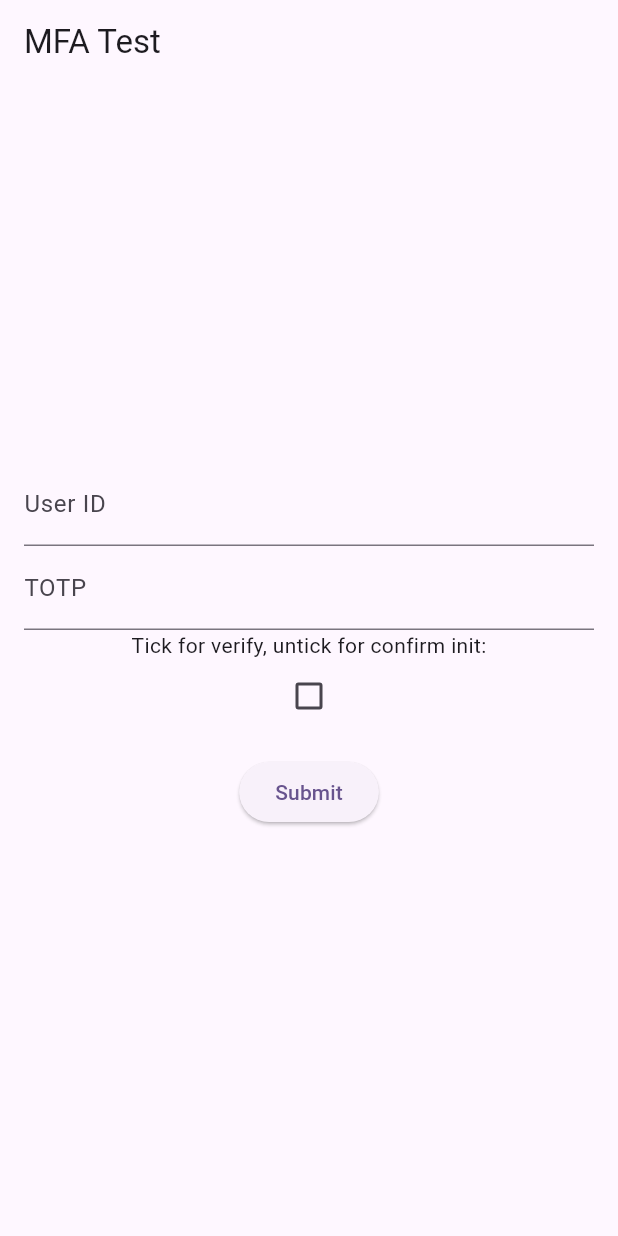
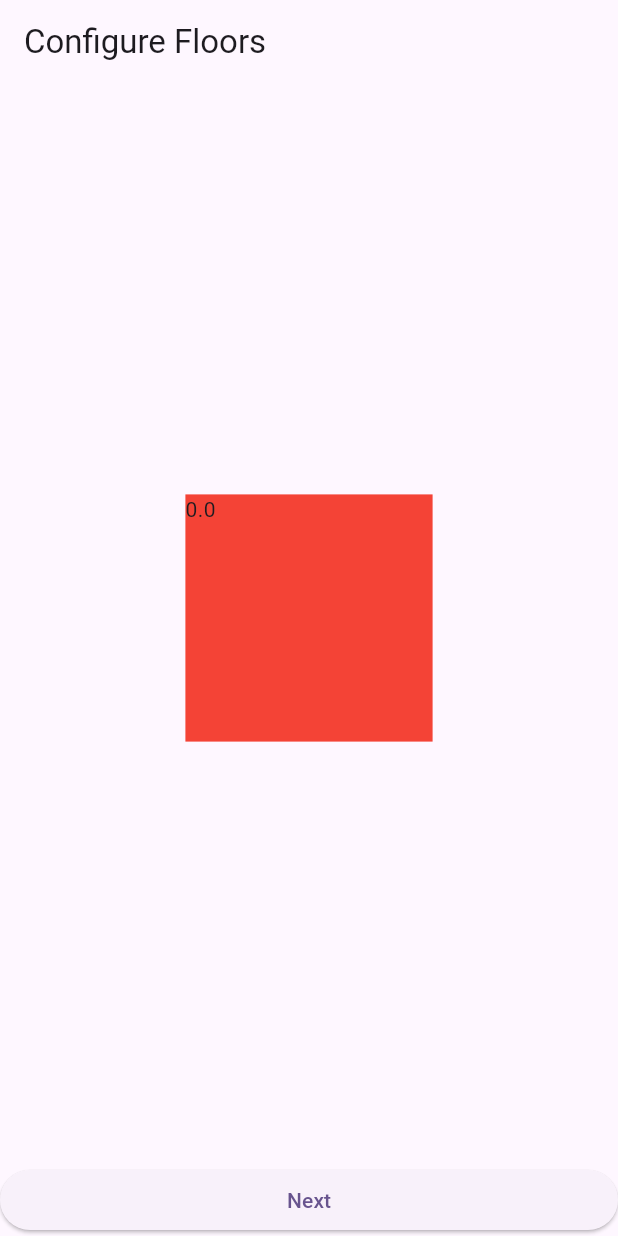
Before and after one commit to HadyMash/smartify, a Flutter app: the screen it shows after launch, on a phone screen of 412 x 824 dp. Run offline on Flutter 3.47's test engine with Material 3 defaults, Android fonts, the phone set to English and light mode, and no system bars; our stand-ins replace flutter_dotenv, qr_flutter.

Commit message:
intial version of configure floors

```diff
--- a/app/lib/main.dart
+++ b/app/lib/main.dart
@@ -2,6 +2,7 @@ import 'dart:io';
 
 import 'package:flutter/material.dart';
 import 'package:flutter_dotenv/flutter_dotenv.dart';
+import 'package:smartify/screens/household/configure_floors.dart';
 
 import 'services/mfa.dart';
 import 'widgets/mfa_code.dart';
@@ -39,7 +40,7 @@ class MyApp extends StatelessWidget {
         colorScheme: ColorScheme.fromSeed(seedColor: Colors.deepPurple),
         useMaterial3: true,
       ),
-      home: const MFATest(),
+      home: const ConfigureFloorsScreen(),
     );
   }
 }
--- /dev/null
+++ b/app/lib/screens/household/configure_floors.dart
@@ -0,0 +1,146 @@
+// TODO: remove once done testing
+// ignore_for_file: avoid_print
+
+import 'dart:math';
+import 'dart:ui';
+
+import 'package:flutter/material.dart';
+
+class ConfigureFloorsScreen extends StatefulWidget {
+  const ConfigureFloorsScreen({super.key});
+
+  @override
+  State<ConfigureFloorsScreen> createState() => _ConfigureFloorsScreenState();
+}
+
+class _ConfigureFloorsScreenState extends State<ConfigureFloorsScreen> {
+  late double selectedHeight;
+  final ValueNotifier<double> scrollOffset = ValueNotifier(0);
+  final ValueNotifier<double> floorOffset = ValueNotifier(0);
+
+  double sizeMultiplier(double distanceFromCenter, double height) {
+    return lerpDouble(
+        1, 0.4, max(0, min(1, distanceFromCenter / (height / 2))))!;
+  }
+
+  @override
+  void didChangeDependencies() {
+    super.didChangeDependencies();
+
+    // set the selected height to 20% of the smallest device axis
+    selectedHeight = MediaQuery.sizeOf(context).shortestSide * 0.4;
+  }
+
+  @override
+  void dispose() {
+    scrollOffset.dispose();
+    floorOffset.dispose();
+    super.dispose();
+  }
+
+  @override
+  Widget build(BuildContext context) {
+    final height = MediaQuery.sizeOf(context).height;
+
+    return Scaffold(
+      extendBody: true,
+      extendBodyBehindAppBar: true,
+      appBar: AppBar(
+        title: const Text('Configure Floors'),
+        backgroundColor: Colors.transparent,
+      ),
+      body: GestureDetector(
+        onVerticalDragStart: (details) {
+          // TODO: cancel momentum scrolling when scrolling starts
+          print('drag start');
+          print(details.localPosition);
+        },
+        onVerticalDragUpdate: (details) {
+          print('drag update: ${details.primaryDelta}');
+          scrollOffset.value += details.primaryDelta!;
+        },
+        onVerticalDragEnd: (details) {
+          // TODO: continue scrolling with momentum
+          print('drag end');
+          print(details.primaryVelocity);
+        },
+        child: Container(
+          height: double.infinity,
+          width: double.infinity,
+          color: Theme.of(context).scaffoldBackgroundColor,
+          child: Stack(
+            children: [
+              ValueListenableBuilder(
+                valueListenable: scrollOffset,
+                builder: (context, value, child) {
+                  final size =
+                      selectedHeight * sizeMultiplier(value.abs(), height);
+                  return AnimatedPositioned(
+                    duration: const Duration(milliseconds: 50),
+                    top: height / 2 - size / 2 + value,
+                    left:
+                        MediaQuery.sizeOf(context).shortestSide / 2 - size / 2,
+                    child: AnimatedContainer(
+                      duration: const Duration(milliseconds: 50),
+                      width: size,
+                      height: size,
+                      color: Colors.red,
+                      child: Text(value.toString()),
+                    ),
+                  );
+                },
+              ),
+
+              // top and bottom gradients
+              Positioned(
+                top: 0,
+                left: 0,
+                right: 0,
+                child: Container(
+                  height: 200,
+                  decoration: BoxDecoration(
+                    gradient: LinearGradient(
+                      begin: Alignment.topCenter,
+                      end: Alignment.bottomCenter,
+                      colors: [
+                        Theme.of(context).scaffoldBackgroundColor,
+                        Theme.of(context).scaffoldBackgroundColor.withAlpha(0),
+                      ],
+                      stops: const [120 / 200, 1],
+                    ),
+                  ),
+                ),
+              ),
+              Positioned(
+                top: height - 200,
+                left: 0,
+                right: 0,
+                child: Container(
+                  height: 200,
+                  decoration: BoxDecoration(
+                    gradient: LinearGradient(
+                      begin: Alignment.bottomCenter,
+                      end: Alignment.topCenter,
+                      colors: [
+                        Theme.of(context).scaffoldBackgroundColor,
+                        Theme.of(context).scaffoldBackgroundColor.withAlpha(0),
+                      ],
+                      stops: const [85 / 160, 1],
+                    ),
+                  ),
+                ),
+              ),
+            ],
+          ),
+        ),
+      ),
+      bottomNavigationBar: Padding(
+        padding: EdgeInsets.only(bottom: MediaQuery.paddingOf(context).bottom),
+        child: ElevatedButton(
+          onPressed: () {},
+          child: const Text('Next'),
+        ),
+      ),
+    );
+  }
+}
```
Also changed, not shown: app/pubspec.lock, 1 other file.
